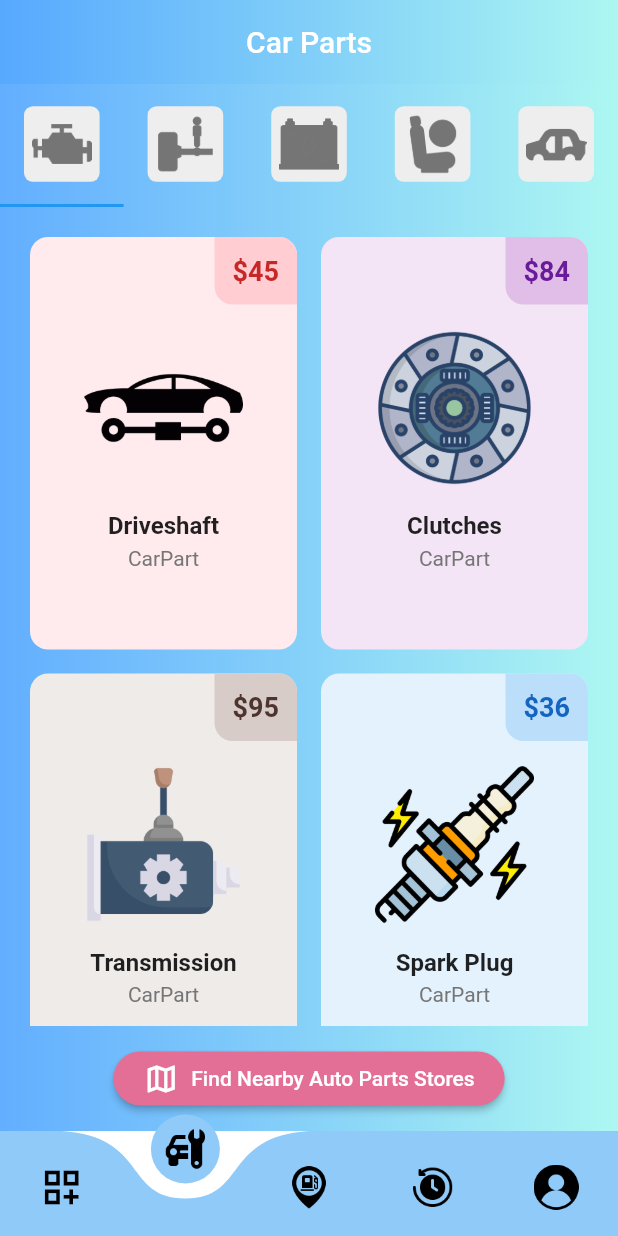
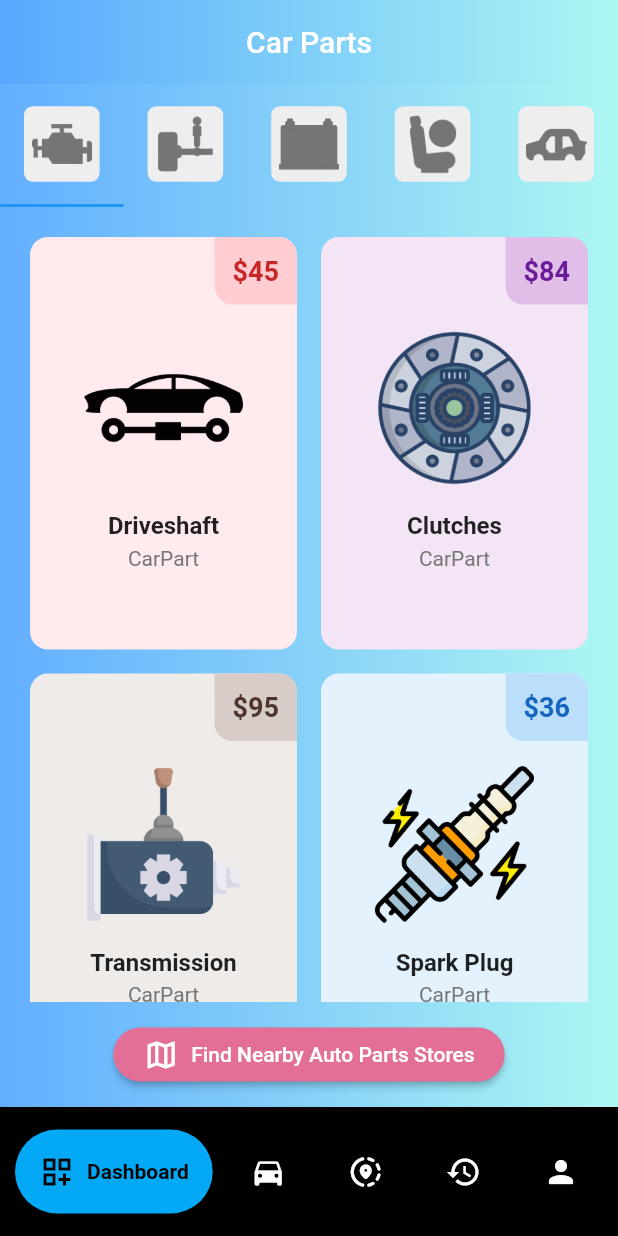
Before and after one commit to jabezj1/Motore, a Flutter app: the screen it shows once a user with an empty profile is signed in, on a phone screen of 412 x 824 dp. Run offline on Flutter 3.47's test engine with Material 2 defaults, Android fonts, the light colour scheme and no system bars; drawn by our look-alikes of curved_navigation_bar, google_nav_bar; our stand-ins replace animated_splash_screen, auth_buttons, cloud_firestore, dio, firebase_auth, firebase_core and 8 more; accounts and stored records are empty; network calls fail.

Commit message:
added Kevin's nav bar

```diff
--- a/lib/navbar.dart
+++ b/lib/navbar.dart
@@ -1,110 +1,76 @@
+import 'package:flutter/material.dart';
+import 'package:google_nav_bar/google_nav_bar.dart';
 import 'package:motore/pages/CarPart.dart';
-import 'package:motore/pages/InspectPastMaintenance.dart';
+import 'package:motore/pages/CarPartsTab.dart';
+import 'package:motore/pages/Dashboard.dart';
+import 'package:motore/pages/Fuel.dart';
+import 'package:motore/pages/History.dart';
+import 'package:motore/pages/PartTile.dart';
 import 'package:motore/pages/profile.dart';
-import 'package:curved_navigation_bar/curved_navigation_bar.dart';
-import 'package:flutter/material.dart';
-import 'package:motore/pages/History.dart';
 
-import 'package:motore/pages/Fuel.dart';
-import 'package:motore/pages/Dashboard.dart';
-import 'package:motore/pages/search.dart';
+class Navigation extends StatefulWidget {
+  const Navigation({Key? key}) : super(key: key);
 
-//Used a pub package called curved_navigtion_bar
-//Link: https://pub.dev/packages/curved_navigation_bar
-
-void main() {
-  runApp(const MyApp());
+  @override
+  State<Navigation> createState() => _NavigationState();
 }
 
-class MyApp extends StatelessWidget {
-  const MyApp({super.key});
-
+class _NavigationState extends State<Navigation> {
+  int index = 1;
   @override
   Widget build(BuildContext context) {
-    return const MaterialApp(home: NavigationExample());
-  }
-}
-
-class NavigationExample extends StatefulWidget {
-  const NavigationExample({super.key});
-
-  @override
-  State<NavigationExample> createState() => _NavigationExampleState();
-}
-
-class _NavigationExampleState extends State<NavigationExample> {
-  final items = const [
-    Icon(Icons.dashboard_customize_outlined, size: 30, color: Colors.black),
-
-    // Icon(
-    //   Icons.directions_car,
-    //   size: 30,
-    //   color: Colors.grey,
-    // ),
-    ImageIcon(
-      AssetImage("lib/icons/car-repair.png"),
-      size: 30,
+    return Scaffold(
+      bottomNavigationBar: Container(
         color: Colors.black,
-    ),
-    // Icon(Icons.history_outlined, size: 30, color: Colors.grey),
-    ImageIcon(
-      AssetImage("lib/icons/gas_station1.png"),
-      size: 30,
-      color: Colors.black,
-    ),
-    // Icon(Icons.dashboard_customize_outlined, size: 30, color: Colors.grey),
-    ImageIcon(
-      AssetImage("lib/icons/history.png"),
-      size: 30,
-      color: Colors.black,
-    ),
-    // Icon(Icons.person, size: 30, color: Colors.grey)
-    ImageIcon(
-      AssetImage("lib/icons/user.png"),
-      size: 30,
-      color: Colors.black,
-    )
-  ];
-
-  int index = 1;
-
-  @override
-  Widget build(BuildContext context) {
-    return Container(
-      // decoration: const BoxDecoration(
-      //   gradient: LinearGradient(
-
-      //       //begin: Alignment.topLeft,
-      //       //end: Alignment.topRight,
-      //       colors: [
-      //         Color(0xff15aaaff),
-      //         Color(0xFFADF7F2),
-      //       ]),
-      // ),
-      child: Scaffold(
-        backgroundColor: Colors.white,
-        bottomNavigationBar: CurvedNavigationBar(
-          items: items,
-          index: index,
-          color: const Color(0xFF90CAF9),
-          //color: Color(0xFF90CAF9),
-          onTap: (selctedIndex) {
+        child: Padding(
+          padding: const EdgeInsets.symmetric(horizontal: 10, vertical: 15),
+          child: GNav(
+            backgroundColor: Colors.black,
+            color: Colors.white,
+            activeColor: Colors.black,
+            tabBackgroundColor: Colors.lightBlue,
+            padding: EdgeInsets.all(16),
+            gap: 8,
+            onTabChange: (selctedIndex) {
               setState(() {
                 index = selctedIndex;
               });
             },
-          height: 70,
-          backgroundColor: Colors.white,
-          animationDuration: const Duration(milliseconds: 300),
+            // EdgeInsets.symmetric(
+            //     horizontal: 10, vertical: 15),
+            tabs: const [
+              GButton(
+                icon: Icons.dashboard_customize_outlined,
+                text: 'Dashboard',
+              ),
+              GButton(
+                icon: Icons.directions_car,
+                text: 'Car Parts',
+              ),
+              GButton(
+                icon: Icons.share_location_rounded,
+                text: 'Fuel',
+              ),
+              GButton(
+                icon: Icons.history_outlined,
+                text: 'History',
+              ),
+              GButton(
+                icon: Icons.person,
+                text: 'Profile',
+              ),
+            ],
+          ),
+        ),
       ),
       body: Container(
-            color: Colors.black,
+          color: Colors.white,
           width: double.infinity,
           height: double.infinity,
           alignment: Alignment.center,
           child: getSelectedWidget(index: index)),
-      ),
     );
+  }
 }
 
 Widget getSelectedWidget({required int index}) {
@@ -114,87 +80,20 @@ class _NavigationExampleState extends State<NavigationExample> {
       widget = Dashboard();
       break;
     case 1:
-        widget = const HomePage();
+      widget = HomePage();
       break;
     case 2:
-        widget = const Fuel();
+      widget = Fuel();
       break;
     case 3:
       widget = const History();
       break;
     case 4:
-        widget = const Profile();
+      widget = Profile();
       break;
-
     default:
-        widget = Dashboard();
+      widget = History();
       break;
   }
   return widget;
 }
-
-  // @override
-  // Widget build(BuildContext){
-  //   return Scaffold(
-  //     bottomNavigationBar: CurvedNavigationBar(
-  //       final items: [
-  //       Icon(Icons.home),
-  //       Icon(Icons.favorite),
-  //       Icon(Icons.settings,
-  //       Icon(Icons.people),
-  //       Icon(Icons.settings),
-  //       Icon(Icons.people),
-
-  //     ],
-  //     ),
-  //   );
-  // }
-
-  // int currentPageIndex = 0;
-
-  // @override
-  // Widget build(BuildContext context) {
-  //   return Scaffold(
-  //     bottomNavigationBar: NavigationBar(
-  //       onDestinationSelected: (int index) {
-  //         setState(() {
-  //           currentPageIndex = index;
-  //         });
-  //       },
-  //       selectedIndex: currentPageIndex,
-  //       destinations: const <Widget>[
-  //         NavigationDestination(
-  //           icon: Icon(Icons.dashboard_rounded),
-  //           label: 'Explore',
-  //         ),
-  //         NavigationDestination(
-  //           icon: Icon(Icons.commute),
-  //           label: 'Commute',
-  //         ),
-  //         NavigationDestination(
-  //           selectedIcon: Icon(Icons.bookmark),
-  //           icon: Icon(Icons.bookmark_border),
-  //           label: 'Saved',
-  //         ),
-  //       ],
-  //     ),
-  //     body: <Widget>[
-  //       Container(
-  //         color: Colors.red,
-  //         alignment: Alignment.center,
-  //         child: const Text('Page 1'),
-  //       ),
-  //       Container(
-  //         color: Colors.green,
-  //         alignment: Alignment.center,
-  //         child: const Text('Page 2'),
-  //       ),
-  //       Container(
-  //         color: Colors.blue,
-  //         alignment: Alignment.center,
-  //         child: const Text('Page 3'),
-  //       ),
-  //     ][currentPageIndex],
-  //   );
-  // }
-}
--- a/lib/screens/wrapper.dart
+++ b/lib/screens/wrapper.dart
@@ -21,7 +21,7 @@ class Wrapper extends StatelessWidget {
     if (user == null) {
       return Authenticate();
     } else {
-      return NavigationExample();
+      return Navigation();
     }
   }
 }
--- a/lib/services/auth.dart
+++ b/lib/services/auth.dart
@@ -16,7 +16,7 @@ class AuthService {
         stream: FirebaseAuth.instance.authStateChanges(),
         builder: (BuildContext context, snapshot) {
           if (snapshot.hasData) {
-            return const NavigationExample();
+            return const Navigation();
           } else {
             return const IntroPage();
           }
--- a/pubspec.yaml
+++ b/pubspec.yaml
@@ -44,6 +44,7 @@ dependencies:
   # flutter_svg: ^1.1.5
   firebase_core: ^1.23.0
   google_sign_in: ^5.4.2
+  google_nav_bar: ^5.0.6
   lottie: ^1.4.3
   smooth_page_indicator: ^1.0.0+2
   auth_buttons: ^3.0.0
```
Also changed, not shown: lib/pages/profile.dart (+47 -37 lines), pubspec.lock. Lines whose indentation alone changed are shown as unchanged.
